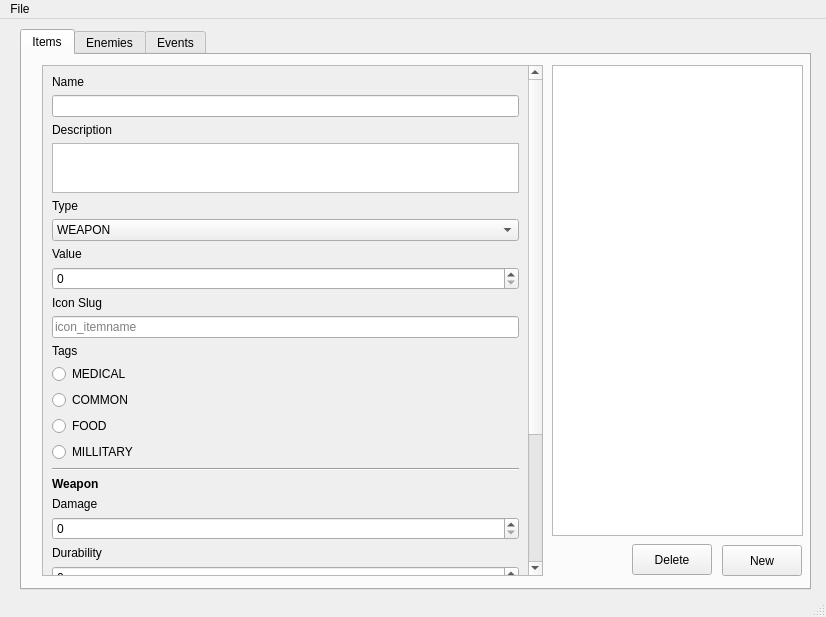
First picture: the form in ui/mainwindow.ui, repository Boxfort/ZombieDataApp, before the edit.
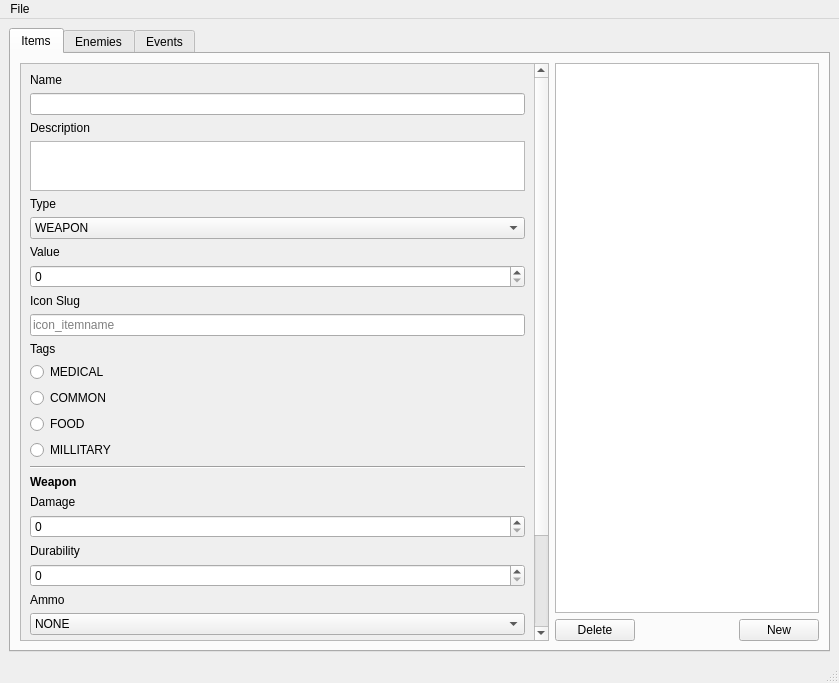
Second picture: the form after the edit.

```diff
--- a/ui/mainwindow.ui
+++ b/ui/mainwindow.ui
@@ -6,23 +6,17 @@
    <rect>
     <x>0</x>
     <y>0</y>
-    <width>826</width>
-    <height>617</height>
+    <width>839</width>
+    <height>683</height>
    </rect>
   </property>
   <property name="windowTitle">
    <string>ZombieData</string>
   </property>
   <widget class="QWidget" name="centralwidget">
+   <layout class="QHBoxLayout" name="horizontalLayout_2">
+    <item>
    <widget class="QTabWidget" name="tabWidget">
-    <property name="geometry">
-     <rect>
-      <x>20</x>
-      <y>10</y>
-      <width>791</width>
-      <height>561</height>
-     </rect>
-    </property>
     <property name="currentIndex">
      <number>0</number>
     </property>
@@ -30,25 +24,9 @@
      <attribute name="title">
       <string>Items</string>
      </attribute>
-     <widget class="QListWidget" name="list_items">
-      <property name="geometry">
-       <rect>
-        <x>530</x>
-        <y>10</y>
-        <width>251</width>
-        <height>471</height>
-       </rect>
-      </property>
-     </widget>
+       <layout class="QHBoxLayout" name="horizontalLayout_3" stretch="2,1">
+        <item>
      <widget class="QScrollArea" name="scrollArea">
-      <property name="geometry">
-       <rect>
-        <x>20</x>
-        <y>10</y>
-        <width>501</width>
-        <height>511</height>
-       </rect>
-      </property>
       <property name="widgetResizable">
        <bool>true</bool>
       </property>
@@ -56,8 +34,8 @@
        <property name="geometry">
         <rect>
          <x>0</x>
-         <y>-212</y>
-         <width>485</width>
+             <y>-199</y>
+             <width>513</width>
          <height>769</height>
         </rect>
        </property>
@@ -317,32 +295,52 @@
        </layout>
       </widget>
      </widget>
-     <widget class="QPushButton" name="button_new">
-      <property name="geometry">
-       <rect>
-        <x>700</x>
-        <y>490</y>
-        <width>80</width>
-        <height>31</height>
-       </rect>
-      </property>
-      <property name="text">
-       <string>New</string>
-      </property>
-     </widget>
+        </item>
+        <item>
+         <layout class="QVBoxLayout" name="verticalLayout_3">
+          <property name="rightMargin">
+           <number>0</number>
+          </property>
+          <item>
+           <widget class="QListWidget" name="list_items"/>
+          </item>
+          <item>
+           <layout class="QHBoxLayout" name="horizontalLayout_4">
+            <property name="topMargin">
+             <number>0</number>
+            </property>
+            <item>
      <widget class="QPushButton" name="button_delete">
-      <property name="geometry">
-       <rect>
-        <x>610</x>
-        <y>489</y>
-        <width>80</width>
-        <height>31</height>
-       </rect>
-      </property>
       <property name="text">
        <string>Delete</string>
       </property>
      </widget>
+            </item>
+            <item>
+             <spacer name="horizontalSpacer">
+              <property name="orientation">
+               <enum>Qt::Horizontal</enum>
+              </property>
+              <property name="sizeHint" stdset="0">
+               <size>
+                <width>40</width>
+                <height>20</height>
+               </size>
+              </property>
+             </spacer>
+            </item>
+            <item>
+             <widget class="QPushButton" name="button_new">
+              <property name="text">
+               <string>New</string>
+              </property>
+             </widget>
+            </item>
+           </layout>
+          </item>
+         </layout>
+        </item>
+       </layout>
     </widget>
     <widget class="QWidget" name="tab">
      <attribute name="title">
@@ -355,13 +353,15 @@
      </attribute>
     </widget>
    </widget>
+    </item>
+   </layout>
   </widget>
   <widget class="QMenuBar" name="menubar">
    <property name="geometry">
     <rect>
      <x>0</x>
      <y>0</y>
-     <width>826</width>
+     <width>839</width>
      <height>22</height>
     </rect>
    </property>
```
Left out of the diff: 25 changed lines with no effect on the pictures. Lines whose indentation alone changed are shown as unchanged.
